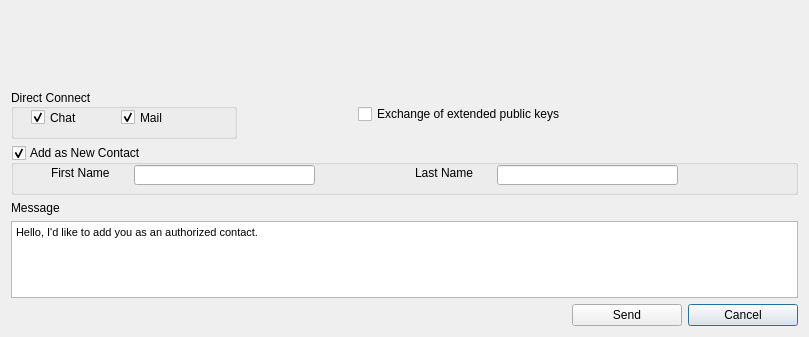
Above: AddressBook/RequestAuthorization.ui from InvictusInnovations/keyhotee before the change. Below: the same form after it.
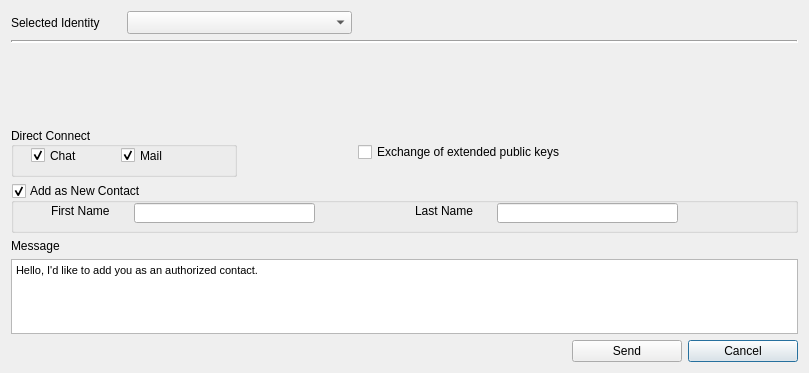
That is the form after the change. Custom widgets are drawn as their Qt base class.

Commit message: [GS] Contact Authorization #252 - in progress... 40%

The edit to the form file:
```diff
--- a/AddressBook/RequestAuthorization.ui
+++ b/AddressBook/RequestAuthorization.ui
@@ -10,7 +10,7 @@
     <x>0</x>
     <y>0</y>
     <width>809</width>
-    <height>337</height>
+    <height>373</height>
    </rect>
   </property>
   <property name="minimumSize">
@@ -23,20 +23,103 @@
    <string>Request For Authorization</string>
   </property>
   <layout class="QGridLayout" name="gridLayout">
-   <item row="6" column="0" colspan="4">
-    <spacer name="horizontalSpacer">
-     <property name="orientation">
-      <enum>Qt::Horizontal</enum>
+   <item row="0" column="0">
+    <widget class="QLabel" name="identity_select_label">
+     <property name="text">
+      <string>Selected Identity</string>
      </property>
-     <property name="sizeHint" stdset="0">
+    </widget>
+   </item>
+   <item row="10" column="5">
+    <widget class="QPushButton" name="button_cancel">
+     <property name="text">
+      <string>Cancel</string>
+     </property>
+    </widget>
+   </item>
+   <item row="10" column="4">
+    <widget class="QPushButton" name="button_send">
+     <property name="text">
+      <string>Send</string>
+     </property>
+    </widget>
+   </item>
+   <item row="6" column="0" colspan="6">
+    <widget class="QGroupBox" name="add_contact">
+     <property name="minimumSize">
       <size>
-       <width>265</width>
-       <height>20</height>
+       <width>0</width>
+       <height>50</height>
       </size>
      </property>
-    </spacer>
+     <property name="title">
+      <string>Add as New Contact</string>
+     </property>
+     <property name="checkable">
+      <bool>true</bool>
+     </property>
+     <property name="checked">
+      <bool>true</bool>
+     </property>
+     <widget class="QLineEdit" name="first_name">
+      <property name="geometry">
+       <rect>
+        <x>123</x>
+        <y>20</y>
+        <width>181</width>
+        <height>20</height>
+       </rect>
+      </property>
+      <property name="font">
+       <font>
+        <pointsize>10</pointsize>
+       </font>
+      </property>
+     </widget>
+     <widget class="QLabel" name="label">
+      <property name="geometry">
+       <rect>
+        <x>40</x>
+        <y>20</y>
+        <width>81</width>
+        <height>16</height>
+       </rect>
+      </property>
+      <property name="text">
+       <string>First Name</string>
+      </property>
+     </widget>
+     <widget class="QLabel" name="label_2">
+      <property name="geometry">
+       <rect>
+        <x>404</x>
+        <y>20</y>
+        <width>81</width>
+        <height>16</height>
+       </rect>
+      </property>
+      <property name="text">
+       <string>Last Name</string>
+      </property>
+     </widget>
+     <widget class="QLineEdit" name="last_name">
+      <property name="geometry">
+       <rect>
+        <x>486</x>
+        <y>20</y>
+        <width>181</width>
+        <height>20</height>
+       </rect>
+      </property>
+      <property name="font">
+       <font>
+        <pointsize>10</pointsize>
+       </font>
+      </property>
+     </widget>
+    </widget>
    </item>
-   <item row="1" column="0" colspan="2">
+   <item row="5" column="0" colspan="2">
     <widget class="QGroupBox" name="direct_connect">
      <property name="minimumSize">
       <size>
@@ -93,36 +176,31 @@
      </widget>
     </widget>
    </item>
-   <item row="1" column="3">
-    <widget class="QCheckBox" name="extend_public_key">
-     <property name="enabled">
-      <bool>true</bool>
-     </property>
-     <property name="sizePolicy">
-      <sizepolicy hsizetype="Minimum" vsizetype="Fixed">
-       <horstretch>0</horstretch>
-       <verstretch>0</verstretch>
-      </sizepolicy>
-     </property>
-     <property name="minimumSize">
-      <size>
-       <width>0</width>
-       <height>50</height>
-      </size>
-     </property>
-     <property name="text">
-      <string>Exchange of extended public keys</string>
-     </property>
-    </widget>
-   </item>
-   <item row="3" column="0">
-    <widget class="QLabel" name="label_message">
-     <property name="text">
-      <string>Message</string>
-     </property>
-    </widget>
-   </item>
    <item row="4" column="0" colspan="6">
+    <widget class="KeyhoteeIDPubKeyWidget" name="keyhoteeidpubkey" native="true">
+     <property name="minimumSize">
+      <size>
+       <width>0</width>
+       <height>72</height>
+      </size>
+     </property>
+     <zorder>identity_select</zorder>
+    </widget>
+   </item>
+   <item row="10" column="0" colspan="4">
+    <spacer name="horizontalSpacer">
+     <property name="orientation">
+      <enum>Qt::Horizontal</enum>
+     </property>
+     <property name="sizeHint" stdset="0">
+      <size>
+       <width>265</width>
+       <height>20</height>
+      </size>
+     </property>
+    </spacer>
+   </item>
+   <item row="8" column="0" colspan="6">
     <widget class="QTextEdit" name="message">
      <property name="html">
       <string>&lt;!DOCTYPE HTML PUBLIC &quot;-//W3C//DTD HTML 4.0//EN&quot; &quot;http://www.w3.org/TR/REC-html40/strict.dtd&quot;&gt;
@@ -133,7 +211,7 @@
      </property>
     </widget>
    </item>
-   <item row="5" column="1">
+   <item row="9" column="1">
     <spacer name="verticalSpacer">
      <property name="orientation">
       <enum>Qt::Vertical</enum>
@@ -146,102 +224,53 @@
      </property>
     </spacer>
    </item>
-   <item row="6" column="5">
-    <widget class="QPushButton" name="button_cancel">
+   <item row="7" column="0">
+    <widget class="QLabel" name="label_message">
      <property name="text">
-      <string>Cancel</string>
+      <string>Message</string>
      </property>
     </widget>
    </item>
-   <item row="2" column="0" colspan="6">
-    <widget class="QGroupBox" name="add_contact">
+   <item row="5" column="3">
+    <widget class="QCheckBox" name="extend_public_key">
+     <property name="enabled">
+      <bool>true</bool>
+     </property>
+     <property name="sizePolicy">
+      <sizepolicy hsizetype="Minimum" vsizetype="Fixed">
+       <horstretch>0</horstretch>
+       <verstretch>0</verstretch>
+      </sizepolicy>
+     </property>
      <property name="minimumSize">
       <size>
        <width>0</width>
        <height>50</height>
       </size>
      </property>
-     <property name="title">
-      <string>Add as New Contact</string>
-     </property>
-     <property name="checkable">
-      <bool>true</bool>
-     </property>
-     <property name="checked">
-      <bool>true</bool>
-     </property>
-     <widget class="QLineEdit" name="first_name">
-      <property name="geometry">
-       <rect>
-        <x>123</x>
-        <y>20</y>
-        <width>181</width>
-        <height>20</height>
-       </rect>
-      </property>
-      <property name="font">
-       <font>
-        <pointsize>10</pointsize>
-       </font>
-      </property>
-     </widget>
-     <widget class="QLabel" name="label">
-      <property name="geometry">
-       <rect>
-        <x>40</x>
-        <y>20</y>
-        <width>81</width>
-        <height>16</height>
-       </rect>
-      </property>
-      <property name="text">
-       <string>First Name</string>
-      </property>
-     </widget>
-     <widget class="QLabel" name="label_2">
-      <property name="geometry">
-       <rect>
-        <x>404</x>
-        <y>20</y>
-        <width>81</width>
-        <height>16</height>
-       </rect>
-      </property>
-      <property name="text">
-       <string>Last Name</string>
-      </property>
-     </widget>
-     <widget class="QLineEdit" name="last_name">
-      <property name="geometry">
-       <rect>
-        <x>486</x>
-        <y>20</y>
-        <width>181</width>
-        <height>20</height>
-       </rect>
-      </property>
-      <property name="font">
-       <font>
-        <pointsize>10</pointsize>
-       </font>
-      </property>
-     </widget>
-    </widget>
-   </item>
-   <item row="0" column="0" colspan="6">
-    <widget class="KeyhoteeIDPubKeyWidget" name="keyhoteeidpubkey" native="true">
-     <property name="minimumSize">
-      <size>
-       <width>0</width>
-       <height>72</height>
-      </size>
-     </property>
-    </widget>
-   </item>
-   <item row="6" column="4">
-    <widget class="QPushButton" name="button_send">
      <property name="text">
-      <string>Send</string>
+      <string>Exchange of extended public keys</string>
+     </property>
+    </widget>
+   </item>
+   <item row="0" column="1" colspan="2">
+    <widget class="QComboBox" name="identity_select">
+     <property name="font">
+      <font>
+       <pointsize>10</pointsize>
+       <weight>75</weight>
+       <bold>true</bold>
+      </font>
+     </property>
+    </widget>
+   </item>
+   <item row="1" column="0" colspan="6">
+    <widget class="Line" name="line">
+     <property name="lineWidth">
+      <number>2</number>
+     </property>
+     <property name="orientation">
+      <enum>Qt::Horizontal</enum>
      </property>
     </widget>
    </item>
```
The commit also changes 10 other files.
